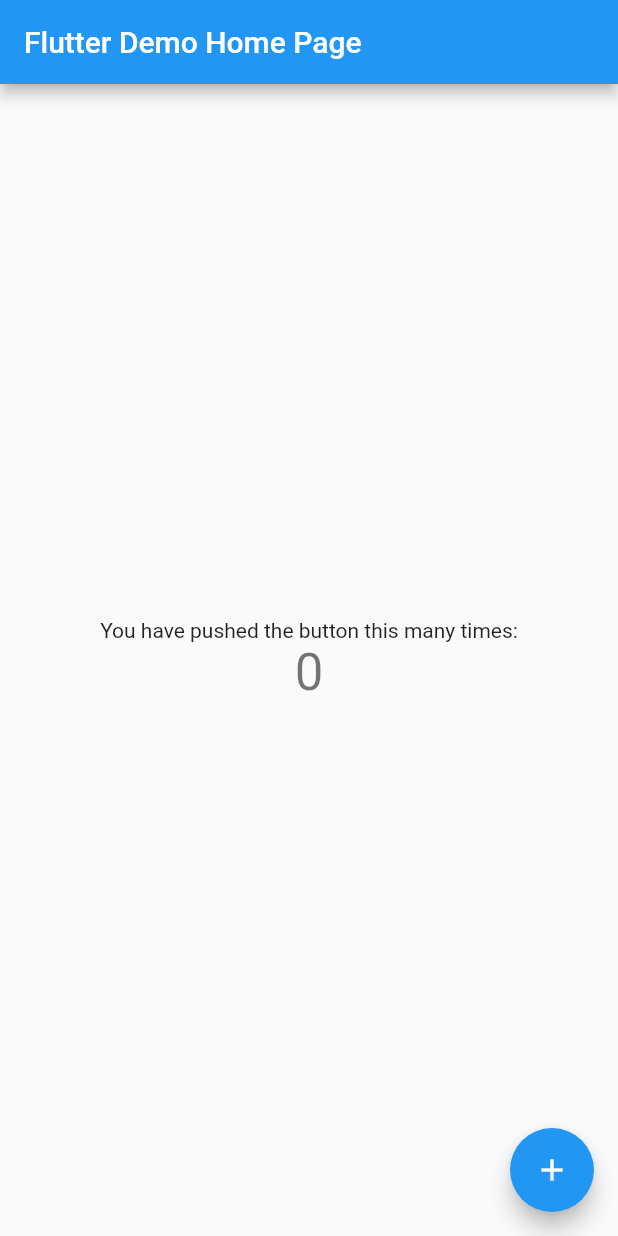
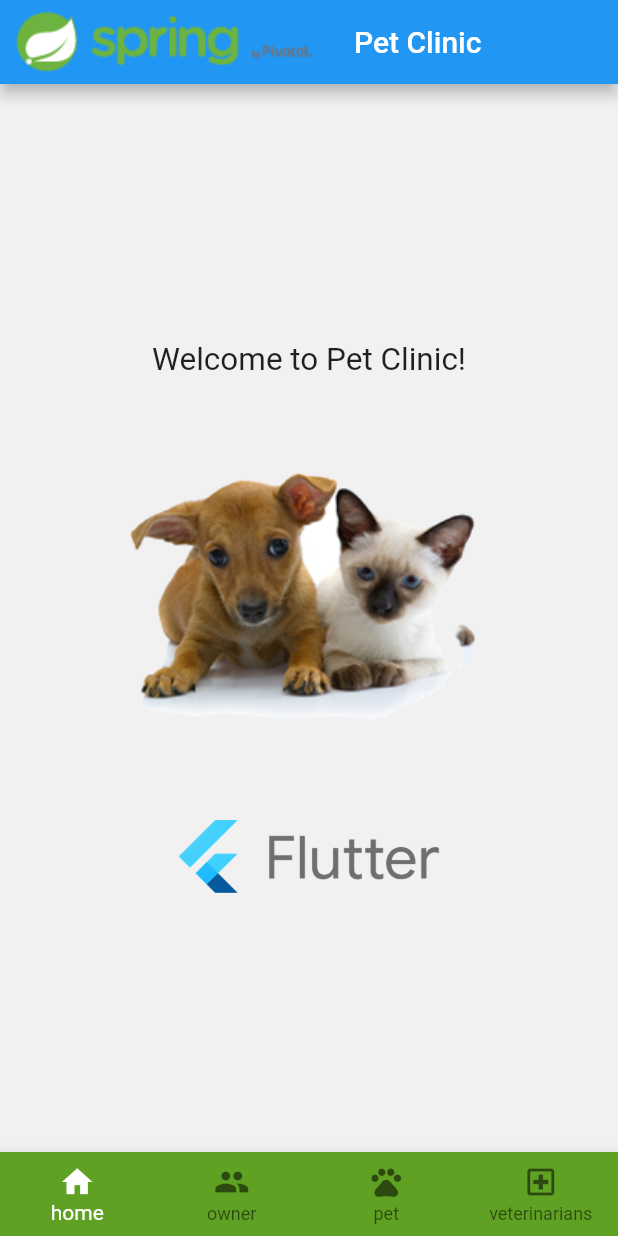
Before and after one commit to MUKEI-SOFT-LLC/spring_pet_clinic_2024_flutter, a Flutter app: the screen it shows after launch, on a phone screen of 412 x 824 dp. Run offline on Flutter 3.47's test engine with Material 2 defaults, Android fonts, the phone set to English and light mode, and no system bars; our stand-ins replace dio, flutter_riverpod; network calls fail.

Commit message:
create main page and add tab change actions.

```diff
--- a/lib/main.dart
+++ b/lib/main.dart
@@ -1,113 +1,39 @@
+import 'dart:io';
+
+import 'package:dio/dio.dart';
 import 'package:flutter/material.dart';
+import 'package:flutter_riverpod/flutter_riverpod.dart';
 
-void main() {
-  runApp(MyApp());
+import 'ui/page/main_page.dart';
+
+void main() async {
+  const androidHost = '10.0.2.2';
+  const iosHost = 'localhost';
+  try {
+    print('iku--');
+    var hostName = androidHost;
+    if (Platform.isIOS) {
+      hostName = iosHost;
+    }
+    final response =
+        await new Dio().get('http://$hostName:9966/petclinic/api/pets');
+    print(response);
+  } catch (e, message) {
+    print('$e : $message');
+  }
+  runApp(ProviderScope(child: PetClinicApp()));
 }
 
-class MyApp extends StatelessWidget {
+class PetClinicApp extends StatelessWidget {
   // This widget is the root of your application.
   @override
   Widget build(BuildContext context) {
     return MaterialApp(
-      title: 'Flutter Demo',
+      title: 'Spring Pet Clinic by Flutter',
       theme: ThemeData(
-        // This is the theme of your application.
-        //
-        // Try running your application with "flutter run". You'll see the
-        // application has a blue toolbar. Then, without quitting the app, try
-        // changing the primarySwatch below to Colors.green and then invoke
-        // "hot reload" (press "r" in the console where you ran "flutter run",
-        // or simply save your changes to "hot reload" in a Flutter IDE).
-        // Notice that the counter didn't reset back to zero; the application
-        // is not restarted.
         primarySwatch: Colors.blue,
       ),
-      home: MyHomePage(title: 'Flutter Demo Home Page'),
+      home: MainPage(),
     );
   }
 }
-
-class MyHomePage extends StatefulWidget {
-  MyHomePage({Key? key, required this.title}) : super(key: key);
-
-  // This widget is the home page of your application. It is stateful, meaning
-  // that it has a State object (defined below) that contains fields that affect
-  // how it looks.
-
-  // This class is the configuration for the state. It holds the values (in this
-  // case the title) provided by the parent (in this case the App widget) and
-  // used by the build method of the State. Fields in a Widget subclass are
-  // always marked "final".
-
-  final String title;
-
-  @override
-  _MyHomePageState createState() => _MyHomePageState();
-}
-
-class _MyHomePageState extends State<MyHomePage> {
-  int _counter = 0;
-
-  void _incrementCounter() {
-    setState(() {
-      // This call to setState tells the Flutter framework that something has
-      // changed in this State, which causes it to rerun the build method below
-      // so that the display can reflect the updated values. If we changed
-      // _counter without calling setState(), then the build method would not be
-      // called again, and so nothing would appear to happen.
-      _counter++;
-    });
-  }
-
-  @override
-  Widget build(BuildContext context) {
-    // This method is rerun every time setState is called, for instance as done
-    // by the _incrementCounter method above.
-    //
-    // The Flutter framework has been optimized to make rerunning build methods
-    // fast, so that you can just rebuild anything that needs updating rather
-    // than having to individually change instances of widgets.
-    return Scaffold(
-      appBar: AppBar(
-        // Here we take the value from the MyHomePage object that was created by
-        // the App.build method, and use it to set our appbar title.
-        title: Text(widget.title),
-      ),
-      body: Center(
-        // Center is a layout widget. It takes a single child and positions it
-        // in the middle of the parent.
-        child: Column(
-          // Column is also a layout widget. It takes a list of children and
-          // arranges them vertically. By default, it sizes itself to fit its
-          // children horizontally, and tries to be as tall as its parent.
-          //
-          // Invoke "debug painting" (press "p" in the console, choose the
-          // "Toggle Debug Paint" action from the Flutter Inspector in Android
-          // Studio, or the "Toggle Debug Paint" command in Visual Studio Code)
-          // to see the wireframe for each widget.
-          //
-          // Column has various properties to control how it sizes itself and
-          // how it positions its children. Here we use mainAxisAlignment to
-          // center the children vertically; the main axis here is the vertical
-          // axis because Columns are vertical (the cross axis would be
-          // horizontal).
-          mainAxisAlignment: MainAxisAlignment.center,
-          children: <Widget>[
-            Text(
-              'You have pushed the button this many times:',
-            ),
-            Text(
-              '$_counter',
-              style: Theme.of(context).textTheme.headline4,
-            ),
-          ],
-        ),
-      ),
-      floatingActionButton: FloatingActionButton(
-        onPressed: _incrementCounter,
-        tooltip: 'Increment',
-        child: Icon(Icons.add),
-      ), // This trailing comma makes auto-formatting nicer for build methods.
-    );
-  }
-}
--- /dev/null
+++ b/lib/ui/page/main_page.dart
@@ -0,0 +1,33 @@
+import 'package:flutter/cupertino.dart';
+import 'package:flutter/material.dart';
+import 'package:flutter_riverpod/flutter_riverpod.dart';
+import 'package:spring_pet_clinic_2021_flutter/ui/page/tab/home_tab.dart';
+import 'package:spring_pet_clinic_2021_flutter/ui/page/tab/owner_tab.dart';
+import 'package:spring_pet_clinic_2021_flutter/ui/page/tab/pet_tab.dart';
+import 'package:spring_pet_clinic_2021_flutter/ui/page/tab/veterinarian_tab.dart';
+import 'package:spring_pet_clinic_2021_flutter/ui/part/pet_clinic_app_bar.dart';
+import 'package:spring_pet_clinic_2021_flutter/ui/part/pet_clinici_bottom_navigation_bar.dart';
+
+final tabIndexProvider = StateProvider<int>((ref) => 0);
+
+class MainPage extends ConsumerWidget {
+
+  final List bodyResolver = [
+        () => HomeTab(),
+        () => OwnerTab(),
+        () => PetTab(),
+        () => VeterinarianTab(),
+  ];
+
+  @override
+  Widget build(BuildContext context, ScopedReader watch) {
+    print('build');
+    var provider = watch(tabIndexProvider);
+    return Scaffold(
+      appBar: PetClinicAppBar(),
+      body: bodyResolver[provider.state](),
+      bottomNavigationBar: PetClinicBottomNavigationBar(
+          provider.state, (tabIndex) => provider.state = tabIndex),
+    );
+  }
+}
--- /dev/null
+++ b/lib/ui/page/tab/home_tab.dart
@@ -0,0 +1,26 @@
+import 'package:flutter/cupertino.dart';
+
+class HomeTab extends StatelessWidget {
+  @override
+  Widget build(BuildContext context) {
+    return Center(
+        child: Container(
+            color: Color.fromARGB(255, 241, 241, 241),
+            child: Column(
+              mainAxisAlignment: MainAxisAlignment.center,
+              crossAxisAlignment: CrossAxisAlignment.stretch,
+              children: [
+                Center(
+                    child: const Text(
+                  'Welcome to Pet Clinic!',
+                  textScaleFactor: 1.5,
+                )),
+                Image(
+                  image: AssetImage('assets/images/pets.png'),
+                ),
+                Image(
+                    height: 50, image: AssetImage('assets/images/flutter.png'))
+              ],
+            )));
+  }
+}
--- /dev/null
+++ b/lib/ui/page/tab/owner_tab.dart
@@ -0,0 +1,9 @@
+import 'package:flutter/cupertino.dart';
+
+class OwnerTab extends StatelessWidget {
+  @override
+  Widget build(BuildContext context) {
+    return Center(child: const Text('owner page'));
+  }
+
+}
--- /dev/null
+++ b/lib/ui/page/tab/pet_tab.dart
@@ -0,0 +1,10 @@
+
+import 'package:flutter/cupertino.dart';
+
+class PetTab extends StatelessWidget {
+  @override
+  Widget build(BuildContext context) {
+    return Center(child: const Text('pet page'),);
+  }
+
+}
--- /dev/null
+++ b/lib/ui/page/tab/veterinarian_tab.dart
@@ -0,0 +1,9 @@
+
+import 'package:flutter/cupertino.dart';
+
+class VeterinarianTab extends StatelessWidget {
+  @override
+  Widget build(BuildContext context) {
+    return Center(child: const Text('獣医'),);
+  }
+}
--- /dev/null
+++ b/lib/ui/part/pet_clinic_app_bar.dart
@@ -0,0 +1,12 @@
+import 'package:flutter/material.dart';
+
+class PetClinicAppBar extends AppBar {
+  PetClinicAppBar()
+      : super(
+            title: const Text('Pet Clinic'),
+            leadingWidth: 220,
+            leading:
+                Image(
+                    image:
+                        AssetImage('assets/images/spring-pivotal-logo.png')));
+}
--- /dev/null
+++ b/lib/ui/part/pet_clinici_bottom_navigation_bar.dart
@@ -0,0 +1,20 @@
+import 'package:flutter/material.dart';
+
+class PetClinicBottomNavigationBar extends BottomNavigationBar {
+  final currentIndex;
+  PetClinicBottomNavigationBar(this.currentIndex, ValueChanged onTap)
+      : super(
+            type: BottomNavigationBarType.fixed,
+            onTap: onTap,
+            currentIndex: currentIndex,
+            backgroundColor: const Color.fromARGB(255, 95, 161, 34),
+            selectedItemColor: Colors.white,
+            items: [
+              BottomNavigationBarItem(icon: Icon(Icons.home), label: 'home'),
+              BottomNavigationBarItem(icon: Icon(Icons.people), label: 'owner'),
+              BottomNavigationBarItem(icon: Icon(Icons.pets), label: 'pet'),
+              BottomNavigationBarItem(
+                  icon: Icon(Icons.local_hospital_outlined),
+                  label: 'veterinarians'),
+            ]);
+}
```
Also changed, not shown: pubspec.yaml (+5 -2 lines), assets/images/favicon.png (added), assets/images/flutter.png (added), assets/images/pets.png (added), assets/images/platform-bg.png (added), assets/images/spring-logo-dataflow-mobile.png (added), assets/images/spring-logo-dataflow.png (added), assets/images/spring-pivotal-logo.png (added), 1 other file.
